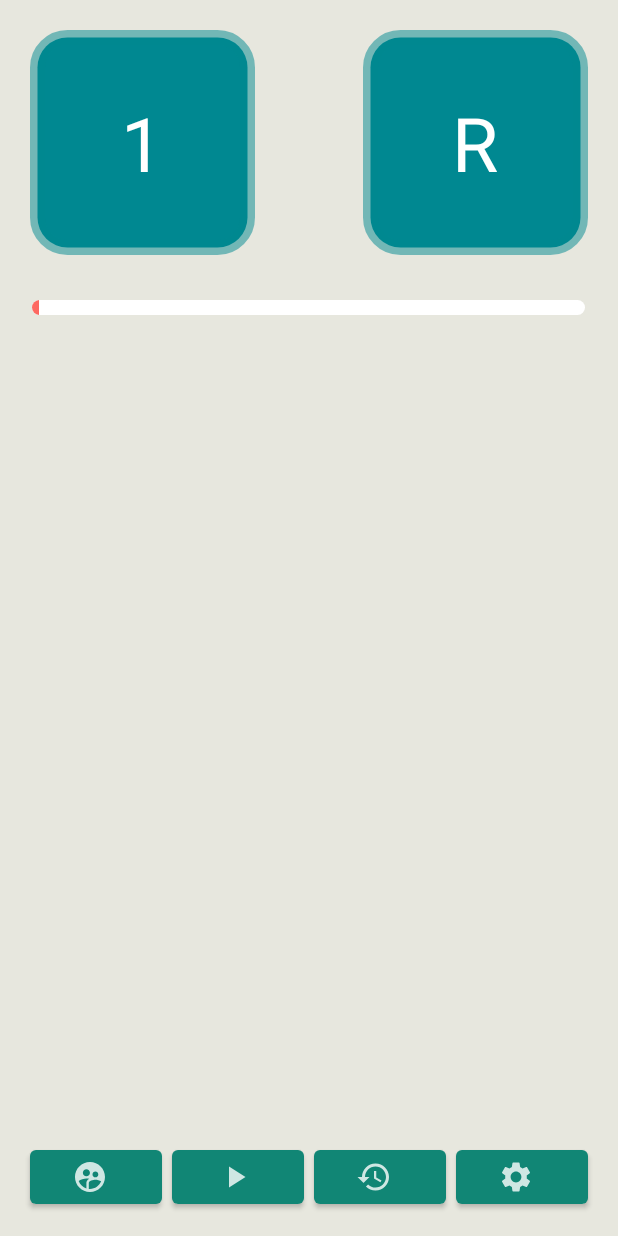
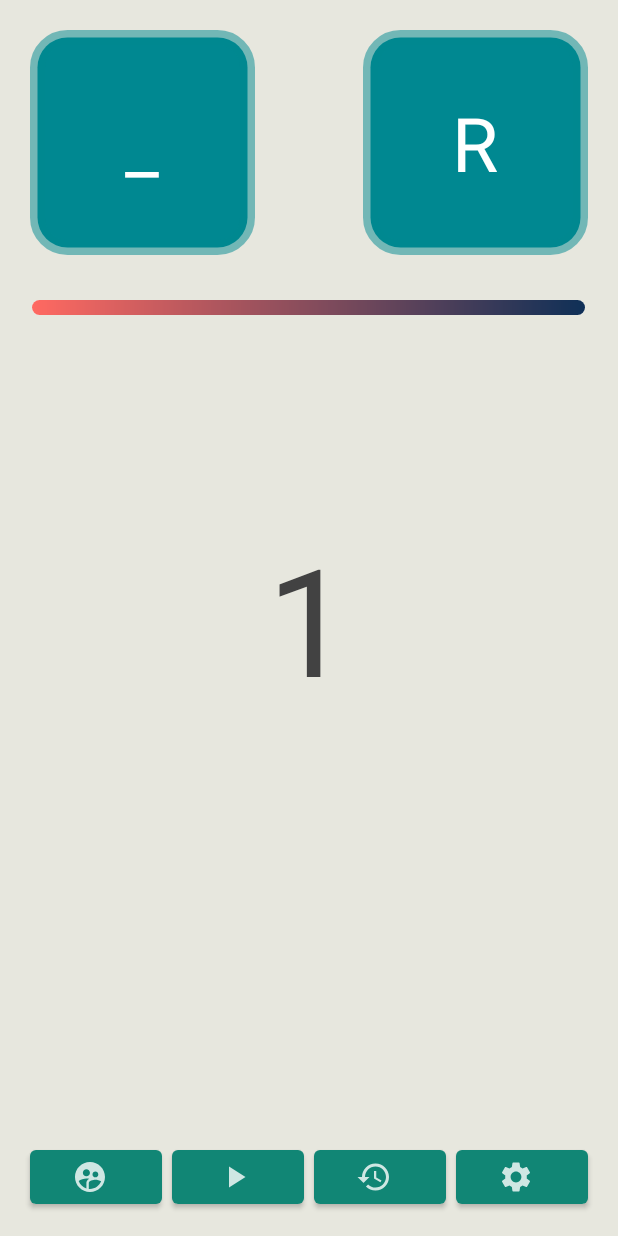
Before and after one commit to alexsidell/NotScattegoriesTM, an Android app: the screen it shows after launch (GameActivity), after a tap on an icon or button, on a phone screen of 412 x 824 dp. Run offline under Robolectric (Android 15) with nearby library versions, the phone set to English and light mode, and no system bars.

Commit message:
Countdown now appears in centre of screen.

```diff
--- a/app/src/main/java/com/example/notscattergories/GameActivity.java
+++ b/app/src/main/java/com/example/notscattergories/GameActivity.java
@@ -33,6 +33,7 @@ public class GameActivity extends AppCompatActivity implements View.OnClickListe
 
     private TextView timerView; //Store the Timer text view
     private TextView letterView; //Store letterView
+    private TextView countView; //Store countInView
     private ProgressBar progressBar; //Store ProgressBar
 
 
@@ -65,6 +66,7 @@ public class GameActivity extends AppCompatActivity implements View.OnClickListe
         progressBar = findViewById(R.id.progressBar);
         letterView = findViewById(R.id.letterView);
         letterView.setOnClickListener(this);
+        countView = findViewById(R.id.countInTextView);
 
         allCategories = new ArrayList<>(); //Stores all categories from the categories.txt
 
@@ -152,7 +154,7 @@ public class GameActivity extends AppCompatActivity implements View.OnClickListe
         int noOfCats = sharedPref.getInt("categories", NUMBER_OF_CATS);
         if (timer == null) {
             //Create a new timer object if one does not exist. Timer will be null if it has finished.
-            timer = new Timer(time, timerView, progressBar,categoryView, btnPlayPause, this);
+            timer = new Timer(time, timerView, countView, progressBar,categoryView, btnPlayPause, this);
         }
 
         if (!timer.isRunning()) {
--- a/app/src/main/java/com/example/notscattergories/Timer.java
+++ b/app/src/main/java/com/example/notscattergories/Timer.java
@@ -17,6 +17,7 @@ import androidx.appcompat.app.AlertDialog;
 public class Timer {
 
     private TextView mTimerView;
+    private TextView mCountDownView;
     private ProgressBar mProgressBar;
 
     private GameActivity mContext;
@@ -41,10 +42,11 @@ public class Timer {
      * @param context Context for displaying alert message.
      * @param playPauseButton Button from GameActivity to be updated as pressed.
      */
-    public Timer(int duration, TextView timerView, ProgressBar progressBar, LinearLayout categoryView,
+    public Timer(int duration, TextView timerView, TextView countDownView, ProgressBar progressBar, LinearLayout categoryView,
                  Button playPauseButton, GameActivity context){
         mDuration = duration;
         mTimerView = timerView;
+        mCountDownView = countDownView;
         mProgressBar = progressBar;
         mCategoryView = categoryView;
         mPlayPauseButton = playPauseButton;
@@ -178,6 +180,7 @@ public class Timer {
 
     private void countIn(long timerDuration){
         mCategoryView.setVisibility(View.INVISIBLE);
+        mCountDownView.setVisibility(View.VISIBLE);
 
         CountDownTimer countIn = new CountDownTimer(3000, TIMER_TICK) {
             /**
@@ -187,7 +190,7 @@ public class Timer {
              */
             @Override
             public void onTick(long millisUntilFinished) {
-                updateUI(millisUntilFinished);
+                mCountDownView.setText(Long.toString(millisUntilFinished / 1000));
             }
 
             /**
@@ -196,6 +199,7 @@ public class Timer {
              */
             @Override
             public void onFinish() {
+                mCountDownView.setVisibility(View.INVISIBLE);
                 play(timerDuration);
             }
 
--- a/app/src/main/res/layout/activity_game.xml
+++ b/app/src/main/res/layout/activity_game.xml
@@ -121,6 +121,17 @@
 
     </LinearLayout>
 
+    <TextView
+        android:id="@+id/countInTextView"
+        android:layout_width="wrap_content"
+        android:layout_height="wrap_content"
+        android:layout_centerInParent="true"
+        android:gravity="center"
+        android:text=""
+        android:textSize="100sp"
+        android:textColor="@color/cardview_dark_background"
+        />
+
 
 
 </RelativeLayout>
```
